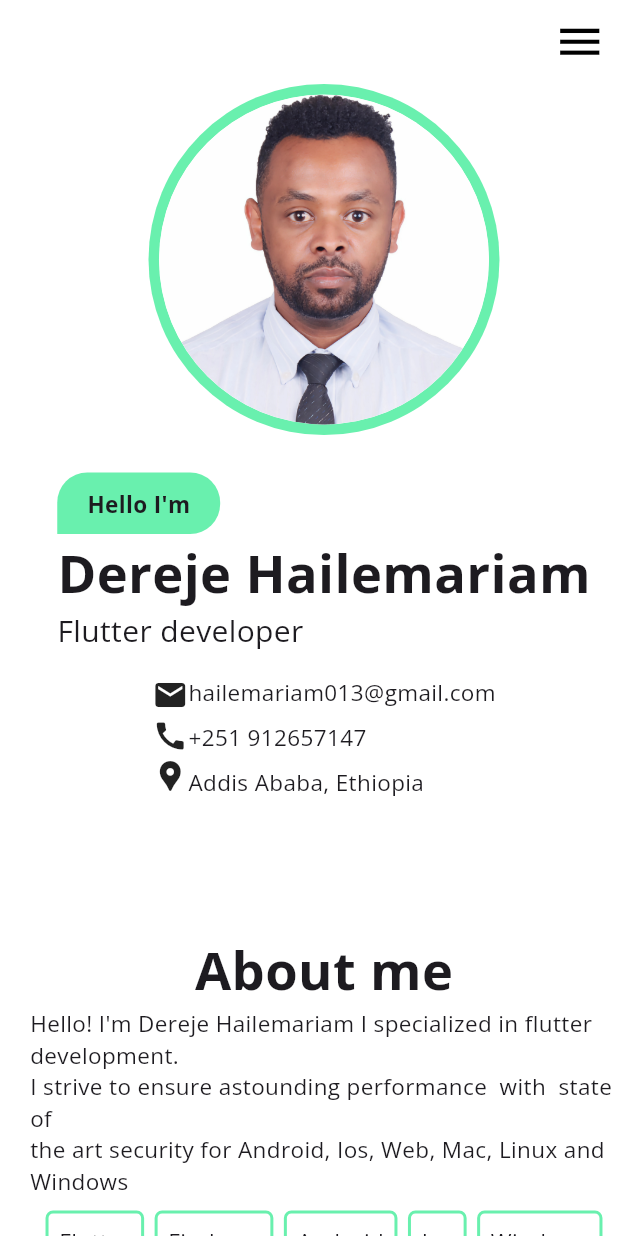
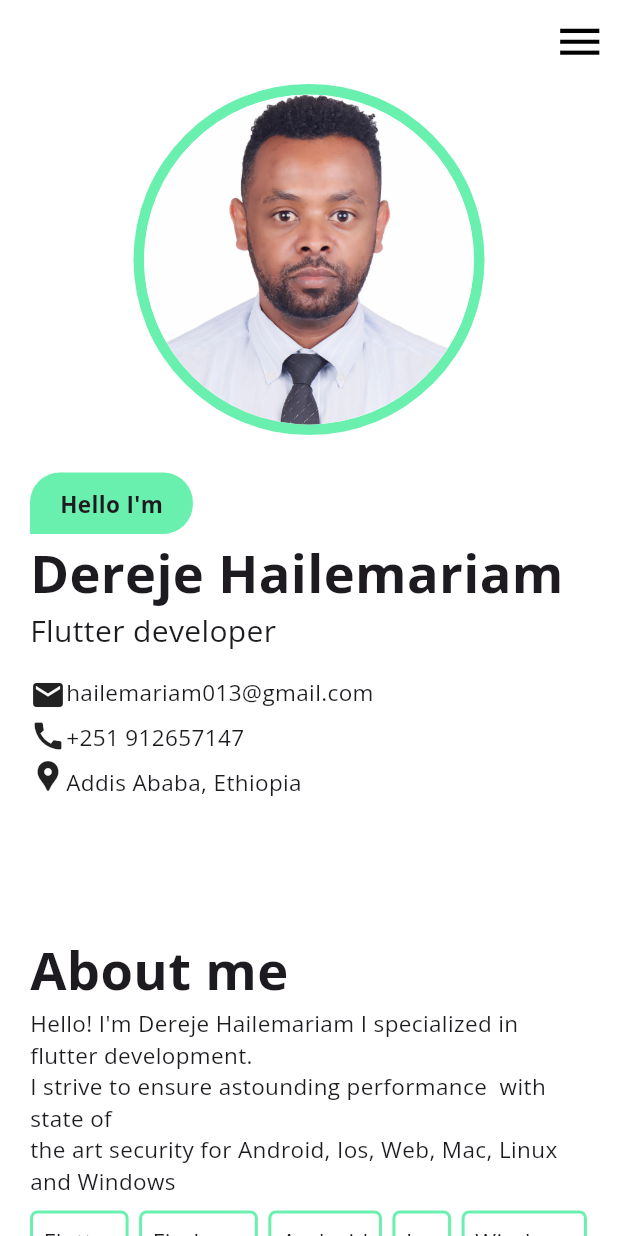
Before and after one commit to derejehm/portfolio, a Flutter app: the screen it shows after launch, on a phone screen of 412 x 824 dp. Run offline on Flutter 3.47's test engine with Material 3 defaults, Android fonts, the phone set to English and light mode, and no system bars; our stand-ins replace flutter_svg, google_fonts; missing offline and left inert: dynamic_path_url_strategy.

Commit message:
Mobile about page complted.

```diff
--- a/lib/components.dart
+++ b/lib/components.dart
@@ -177,7 +177,7 @@ class AnimatedCard extends StatefulWidget {
   const AnimatedCard({
     super.key,
     @required this.imagePath,
-    @required this.text,
+    this.text,
     this.fit,
     this.reverse,
     this.height,
@@ -235,7 +235,7 @@ class _AnimatedCardState extends State<AnimatedCard>
                 fit: widget.fit,
               ),
               SizedBox(height: 10.0),
-              SanBold(widget.text, 15.0),
+              widget.text == null ? SizedBox() : SanBold(widget.text, 15.0),
               // Sans("Unlock valuable insights with ", 12.0),
               // Sans("our advanced data analytics ", 12.0),
               // Sans("solutions.", 12.0),
--- a/lib/mobile/landing_page_mobile.dart
+++ b/lib/mobile/landing_page_mobile.dart
@@ -56,11 +56,6 @@ class _LandingPageMobileState extends State<LandingPageMobile> {
       body: ListView(
         children: [
           //Intro , First Section
-          Padding(
-            padding: const EdgeInsets.only(left: 20.0),
-            child: Column(
-              crossAxisAlignment: CrossAxisAlignment.center,
-              children: [
           CircleAvatar(
             radius: 117.0,
             backgroundColor: Colors.greenAccent,
@@ -70,6 +65,11 @@ class _LandingPageMobileState extends State<LandingPageMobile> {
               backgroundImage: AssetImage("assets/derejepic_circle.png"),
             ),
           ),
+          Padding(
+            padding: const EdgeInsets.symmetric(horizontal: 20.0),
+            child: Column(
+              crossAxisAlignment: CrossAxisAlignment.start,
+              children: [
                 SizedBox(height: 25.0),
                 Column(
                   crossAxisAlignment: CrossAxisAlignment.start,
@@ -95,7 +95,7 @@ class _LandingPageMobileState extends State<LandingPageMobile> {
                 ),
                 SizedBox(height: 15.0),
                 Row(
-                  mainAxisAlignment: MainAxisAlignment.center,
+                  mainAxisAlignment: MainAxisAlignment.start,
                   children: [
                     Wrap(
                       direction: Axis.vertical,
@@ -125,10 +125,10 @@ class _LandingPageMobileState extends State<LandingPageMobile> {
           //About me , Second Section
           SizedBox(height: 90.0),
           Padding(
-            padding: EdgeInsets.only(left: 20.0),
+            padding: EdgeInsets.symmetric(horizontal: 20.0),
             child: Column(
-              mainAxisAlignment: MainAxisAlignment.center,
-              crossAxisAlignment: CrossAxisAlignment.center,
+              mainAxisAlignment: MainAxisAlignment.start,
+              crossAxisAlignment: CrossAxisAlignment.start,
 
               children: [
                 SanBold("About me", 35.0),
@@ -137,7 +137,7 @@ class _LandingPageMobileState extends State<LandingPageMobile> {
                   15.0,
                 ),
                 Sans(
-                  "I strive to ensure astounding performance  with  state of  ",
+                  "I strive to ensure astounding performance  with  state of ",
                   15.0,
                 ),
                 Sans(
--- a/lib/routes.dart
+++ b/lib/routes.dart
@@ -1,6 +1,8 @@
 import 'package:flutter/material.dart';
+import 'package:portfolio/mobile/about_mobile.dart';
 import 'package:portfolio/mobile/contact_mobile.dart';
 import 'package:portfolio/mobile/landing_page_mobile.dart';
+import 'package:portfolio/web/about_web.dart';
 import 'package:portfolio/web/contact_web.dart';
 import 'package:portfolio/web/landing_page_web.dart';
 
@@ -35,6 +37,20 @@ class Routes {
                 },
               ),
         );
+      case '/about':
+        return MaterialPageRoute(
+          settings: settings,
+          builder:
+              (_) => LayoutBuilder(
+                builder: (context, constraints) {
+                  if (constraints.maxWidth > 800) {
+                    return AboutWeb();
+                  } else {
+                    return AboutMobile();
+                  }
+                },
+              ),
+        );
 
       default:
         return MaterialPageRoute(
```
Also changed, not shown: lib/mobile/about_mobile.dart (added, +147 -0 lines), lib/web/about_web.dart (added, +15 -0 lines). Lines whose indentation alone changed are shown as unchanged.
